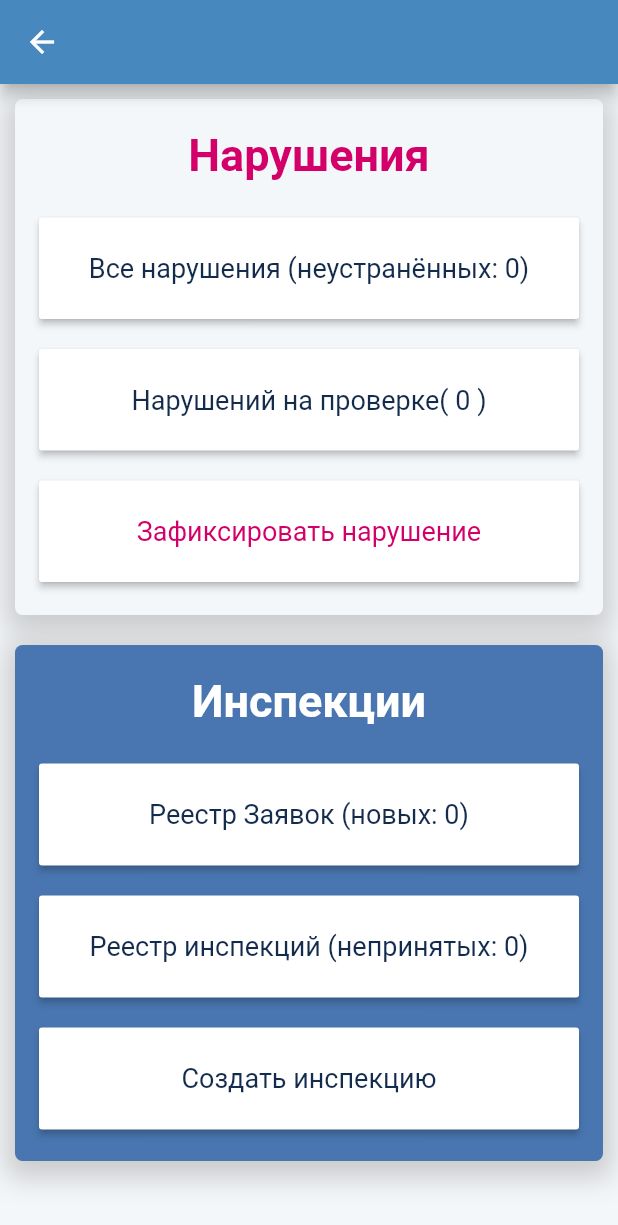
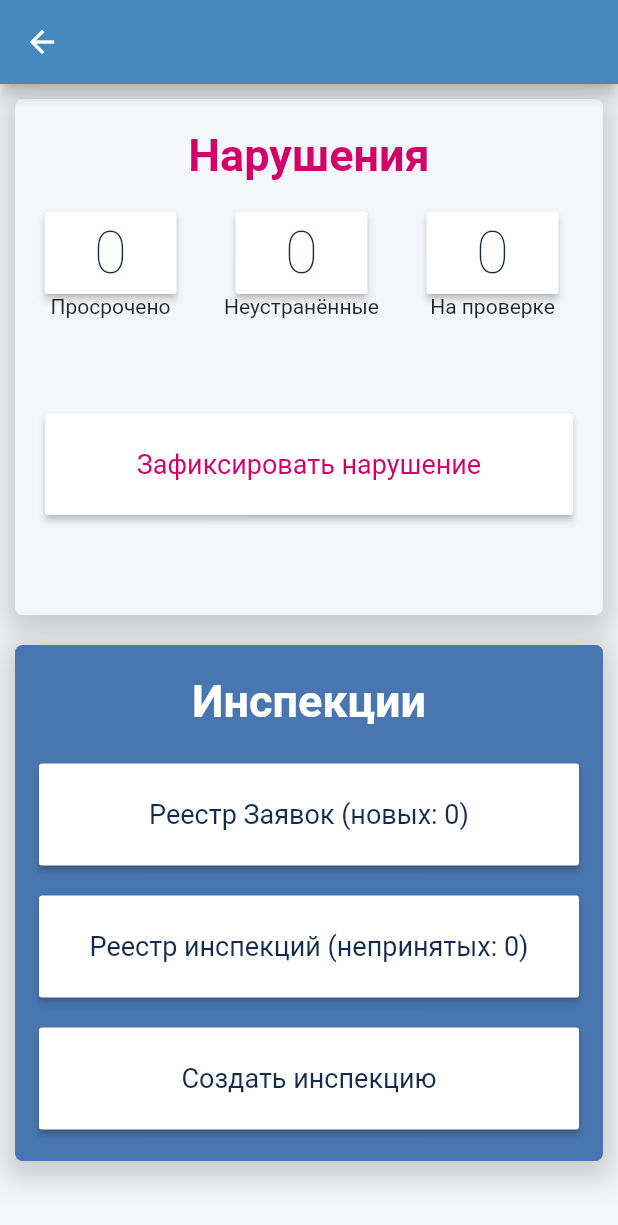
Before and after one commit to SEARteam1928/mstroy, a Flutter app: the PageOfProject screen opened directly with empty values, on a phone screen of 412 x 824 dp. Shown: the top 1225 px of the screen. Run offline on Flutter 3.47's test engine with Material 2 defaults, Android fonts, the light colour scheme and no system bars; our stand-ins replace flutter_svg, fluttertoast, graphql_flutter, image_picker, shared_preferences; accounts and stored records are empty.

```diff
--- a/lib/construction_control/PageOfProject.dart
+++ b/lib/construction_control/PageOfProject.dart
@@ -17,7 +17,11 @@ class PageOfProject extends StatefulWidget {
   final String rowIdOfProject;
   final String idOfProject;
 
-  PageOfProject({this.projectName, this.graphQLtoken, this.rowIdOfProject, this.idOfProject});
+  PageOfProject(
+      {this.projectName,
+      this.graphQLtoken,
+      this.rowIdOfProject,
+      this.idOfProject});
 
 //TODO: Сделать определённый State для определённой роли
   @override
@@ -27,11 +31,13 @@ class PageOfProject extends StatefulWidget {
           projectName: "SECOND STATE", graphQLtoken: graphQLtoken);
     } else {
       return _PageOfProjectState(
-          projectName: projectName, graphQLtoken: graphQLtoken,rowIdOfProject:rowIdOfProject,idOfProject:idOfProject);
+          projectName: projectName,
+          graphQLtoken: graphQLtoken,
+          rowIdOfProject: rowIdOfProject,
+          idOfProject: idOfProject);
     }
   }
 }
-
 
 class _PageOfProjectState extends State<PageOfProject> {
   final String projectName;
@@ -43,7 +49,11 @@ class _PageOfProjectState extends State<PageOfProject> {
   final String rowIdOfProject;
   final String idOfProject;
 
-  _PageOfProjectState({this.projectName, this.graphQLtoken,this.rowIdOfProject,this.idOfProject});
+  _PageOfProjectState(
+      {this.projectName,
+      this.graphQLtoken,
+      this.rowIdOfProject,
+      this.idOfProject});
 
   @override
   void initState() {
@@ -57,6 +67,19 @@ class _PageOfProjectState extends State<PageOfProject> {
 /*
     print("${MediaQuery.of(context).size.height - 40}");
 */
+
+    var buttonWidth = MediaQuery.of(context).size.width / 3 - 10;
+
+    var buttonHeight = (MediaQuery.of(context).size.height / 2 - 68) / 3;
+
+    var buttonFontSize = 40.toDouble();
+    var buttonInfoFontSize = 14.toDouble();
+    var buttonFontWeight = FontWeight.w200;
+
+    var buttonPadding = EdgeInsets.only(top: 4, bottom: 4);
+    var buttonMargin = EdgeInsets.only(top: 10, bottom: 10);
+    var fixButtonMargin = EdgeInsets.only(left: 20, right: 20,top: 10, bottom: 10);
+
     return Scaffold(
         backgroundColor: backgroundWhite,
         //AppBar
@@ -97,21 +120,16 @@ class _PageOfProjectState extends State<PageOfProject> {
                                 color: red,
                                 fontSize: 30,
                               ))),
-                      ListTile(
-                          title: Center(
+                    Center(
                               child: Column(
-                                  crossAxisAlignment: CrossAxisAlignment.start,
-                                  mainAxisSize: MainAxisSize.min,
                         children: <Widget>[
+                          Row(children: <Widget>[
                                 Container(
-                                height:
-                                    (MediaQuery.of(context).size.height / 2 -
-                                                68) /
-                                            3 -
-                                        47,
-                                margin: EdgeInsets.only(top: 10, bottom: 10),
-                                width: MediaQuery.of(context).size.width,
-                                child: MaterialButton(
+                                    height: buttonHeight,
+                                    margin: buttonMargin,
+                                    width: buttonWidth,
+                                    child: Column(children: <Widget>[
+                                      MaterialButton(
                                           disabledTextColor: red,
                                           hoverColor: red,
                                           focusColor: red,
@@ -121,49 +139,79 @@ class _PageOfProjectState extends State<PageOfProject> {
                                           textColor: darkBlue,
                                           color: white,
                                           child: Container(
-                                      padding:
-                                          EdgeInsets.only(top: 4, bottom: 4),
+                                            padding: buttonPadding,
                                             child: Text(
-                                        "Все нарушения (неустранённых: $_allIncidentsCount)",
+                                              "$_allIncidentsCount",
                                               style: TextStyle(
-                                            fontWeight: FontWeight.w400,
-                                            fontSize: 18),
+                                                  fontWeight: buttonFontWeight,
+                                                  fontSize: buttonFontSize),
                                             ),
-                                    ))),
+                                          )),
+                                      Text("Просрочено",style: TextStyle(fontSize: buttonInfoFontSize),)
+                                    ])),
                                 Container(
-                                height:
-                                    (MediaQuery.of(context).size.height / 2 -
-                                                68) /
-                                            3 -
-                                        47,
-                                margin: EdgeInsets.only(top: 10, bottom: 10),
-                                width: MediaQuery.of(context).size.width,
-                                child: MaterialButton(
+                                    height: buttonHeight,
+                                    margin: buttonMargin,
+                                    width: buttonWidth,
+                                    child: Column(
+                                      children: <Widget>[
+                                        MaterialButton(
                                             disabledTextColor: red,
                                             hoverColor: red,
                                             focusColor: red,
                                             onPressed: () {
-                                      _onButtonPressed("Нарушений на проверке");
+                                              _onButtonPressed(
+                                                  "Нарушений на проверке");
                                             },
                                             textColor: darkBlue,
                                             color: white,
                                             child: Container(
-                                      padding:
-                                          EdgeInsets.only(top: 4, bottom: 4),
+                                              padding: buttonPadding,
                                               child: Text(
-                                        "Нарушений на проверке( $_incidentsOnTheCheckCount )",
+                                                "$_incidentsOnTheCheckCount",
                                                 style: TextStyle(
-                                            fontWeight: FontWeight.w400,
-                                            fontSize: 18),
+                                                    fontWeight: buttonFontWeight,
+                                                    fontSize: buttonFontSize),
                                               ),
-                                    ))),
+                                            )),
+                                        Text("Неустранённые",style: TextStyle(fontSize: buttonInfoFontSize))
+                                      ],
+                                    )),
                                 Container(
-                                height:
-                                    (MediaQuery.of(context).size.height / 2 -
+                                    height: buttonHeight,
+                                    margin: buttonMargin,
+                                    width: buttonWidth,
+                                    child: Column(
+                                      children: <Widget>[
+                                        MaterialButton(
+                                            disabledTextColor: red,
+                                            hoverColor: red,
+                                            focusColor: red,
+                                            onPressed: () {
+                                              _onButtonPressed(
+                                                  "Нарушений на проверке");
+                                            },
+                                            textColor: darkBlue,
+                                            color: white,
+                                            child: Container(
+                                              padding: buttonPadding,
+                                              child: Text(
+                                                "$_incidentsOnTheCheckCount",
+                                                style: TextStyle(
+                                                    fontWeight: buttonFontWeight,
+                                                    fontSize: buttonFontSize),
+                                              ),
+                                            )),
+                                        Text("На проверке",style: TextStyle(fontSize: buttonInfoFontSize))
+                                      ],
+                                    )),
+                              ]),
+                          Container(
+                              height: (MediaQuery.of(context).size.height / 2 -
                                           68) /
                                       3 -
                                   47,
-                                margin: EdgeInsets.only(top: 10, bottom: 10),
+                              margin: fixButtonMargin,
                               width: MediaQuery.of(context).size.width,
                               child: MaterialButton(
                                   highlightColor: redOpacity,
@@ -171,14 +219,12 @@ class _PageOfProjectState extends State<PageOfProject> {
                                   hoverColor: red,
                                   focusColor: red,
                                   onPressed: () {
-                                      _onButtonPressed(
-                                          "Зафиксировать нарушение");
+                                    _onButtonPressed("Зафиксировать нарушение");
                                   },
                                   textColor: red,
                                   color: white,
                                   child: Container(
-                                      padding:
-                                          EdgeInsets.only(top: 4, bottom: 4),
+                                    padding: buttonPadding,
                                     child: Text(
                                       "Зафиксировать нарушение",
                                       style: TextStyle(
@@ -186,7 +232,8 @@ class _PageOfProjectState extends State<PageOfProject> {
                                           fontSize: 18),
                                     ),
                                   ))),
-                          ])))
+                        ],
+                      ))
                     ]))),
 
             Container(
@@ -331,7 +378,8 @@ class _PageOfProjectState extends State<PageOfProject> {
           buttonName: buttonName,
           graphQLtoken: graphQLtoken,
           rowIdOfProject: rowIdOfProject,
-          idOfProject: idOfProject,));
+          idOfProject: idOfProject,
+        ));
         break;
       case "Реестр инспекций":
         _pushToRegister(RegisterOfInspections(
@@ -358,7 +406,6 @@ class _PageOfProjectState extends State<PageOfProject> {
   }
 }
 
-
 class _PageOfProjectState2 extends State<PageOfProject> {
   final String projectName;
   final String graphQLtoken;
@@ -369,7 +416,11 @@ class _PageOfProjectState2 extends State<PageOfProject> {
   final String rowIdOfProject;
   final String idOfProject;
 
-  _PageOfProjectState2({this.projectName, this.graphQLtoken,this.rowIdOfProject,this.idOfProject});
+  _PageOfProjectState2(
+      {this.projectName,
+      this.graphQLtoken,
+      this.rowIdOfProject,
+      this.idOfProject});
 
   @override
   void initState() {
--- a/lib/construction_control/inspections/RegisterOfRequests.dart
+++ b/lib/construction_control/inspections/RegisterOfRequests.dart
@@ -145,11 +145,30 @@ query findAllInspectionRequests {
                     SliverList(
                       delegate: SliverChildBuilderDelegate(
                           (BuildContext context, int index) {
+                        try {
+                          var datetimeSplitStr =
+                              "${allInspectionRequests[index]["planDate"]}"
+                                  .split("T")[0];
+                          var dateSplit = datetimeSplitStr.split("-");
+                          var yearStr = dateSplit[0];
+                          var mounthStr = dateSplit[1];
+                          var dayStr = dateSplit[2];
+                          var normalDate = "$dayStr.$mounthStr.$yearStr";
                           return Center(
                               child: card(
                                   "${allInspectionRequests[index]["comment"]}",
                                   "$index",
-                                "${allInspectionRequests[index]["rowId"]}"));
+                                  "${allInspectionRequests[index]["rowId"]}",
+                                  normalDate));
+                        } catch (e) {
+                          var normalDate = "--.--.----";
+                          return Center(
+                              child: card(
+                                  "${allInspectionRequests[index]["comment"]}",
+                                  "$index",
+                                  "${allInspectionRequests[index]["rowId"]}",
+                                  normalDate));
+                        }
                       }, childCount: allInspectionRequests.length),
                     )
                   ],
@@ -218,7 +237,8 @@ query findAllInspectionRequests {
                                   SliverList(
                                     delegate: SliverChildBuilderDelegate(
                                         (BuildContext context, int index) {
-                                      return card("Не закрытые", "$index", "s");
+                                      return card("Не закрытые", "$index", "s",
+                                          "dd.mm.yyyy");
                                     }, childCount: s),
                                   )
                                 ],
@@ -232,7 +252,8 @@ query findAllInspectionRequests {
                                   SliverList(
                                     delegate: SliverChildBuilderDelegate(
                                         (BuildContext context, int index) {
-                                      return card("Закрытые", "$index", "s");
+                                      return card("Закрытые", "$index", "s",
+                                          "dd.mm.yyyy");
                                     }, childCount: s),
                                   )
                                 ],
@@ -249,7 +270,8 @@ query findAllInspectionRequests {
                 ))));
   }
 
-  Widget card(String text, String index, String id) => Container(
+  Widget card(String text, String index, String id, String datetime) =>
+      Container(
           constraints: BoxConstraints(minHeight: 100),
           child: Card(
               child: MaterialButton(
@@ -269,7 +291,7 @@ query findAllInspectionRequests {
                         text,
                         style: TextStyle(fontSize: 16),
                       ),
-                  trailing: Text("dd.mm.yyyy", style: TextStyle(fontSize: 12)),
+                      trailing: Text(datetime, style: TextStyle(fontSize: 12)),
                     )
                   ]))));
 
```
Also changed, not shown: lib/construction_control/ProjectList.dart (+9 -3 lines), lib/construction_control/inspections/RequestsEditPage.dart (+12 -5 lines), 3 other files. Lines whose indentation alone changed are shown as unchanged.
